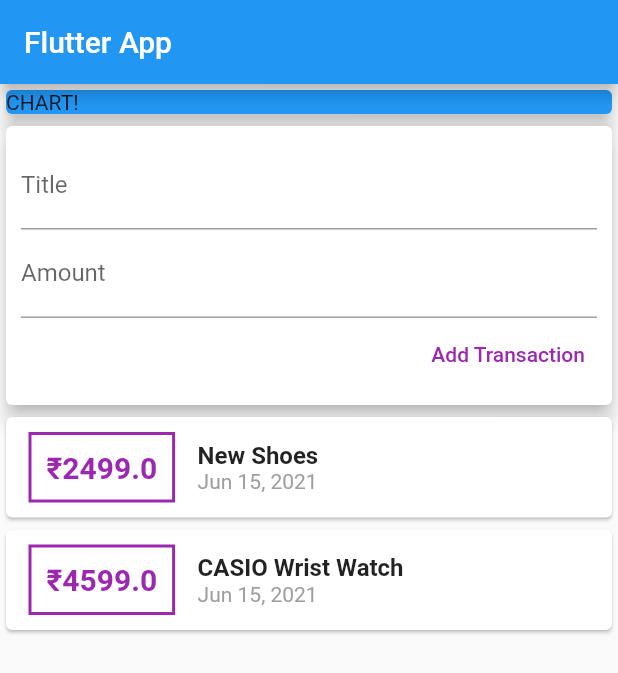
After one commit to cryp73r/Flutter_App_Development_3, a Flutter app: the screen it shows after launch, on a phone screen of 412 x 824 dp. The commit adds this screen. Shown: the top 673 px of the screen. Run offline on Flutter 3.47's test engine with Material 2 defaults, Android fonts, the phone set to English and light mode, and no system bars.

Commit message:
ListView Builded

```diff
--- /dev/null
+++ b/personal_expenses_app/lib/widgets/new_transaction.dart
@@ -0,0 +1,48 @@
+import 'package:flutter/material.dart';
+
+class NewTransaction extends StatelessWidget {
+  final Function? addTx;
+  final titleController = TextEditingController();
+  final amountController = TextEditingController();
+
+  NewTransaction({Key? key, @required this.addTx}) : super(key: key);
+
+  @override
+  Widget build(BuildContext context) {
+    return Card(
+      elevation: 5.0,
+      child: Container(
+        padding: const EdgeInsets.all(10.0),
+        child: Column(
+          crossAxisAlignment: CrossAxisAlignment.end,
+          children: [
+            TextField(
+              controller: titleController,
+              decoration: const InputDecoration(
+                labelText: "Title",
+              ),
+              // onChanged: (String value) {
+              //   titleInput = value;
+              // },
+            ),
+            TextField(
+              controller: amountController,
+              decoration: const InputDecoration(
+                labelText: "Amount",
+              ),
+              // onChanged: (value) {
+              //   amountInput = value;
+              // },
+            ),
+            TextButton(
+              onPressed: () {
+                addTx!(titleController.text, double.parse(amountController.text));
+              },
+              child: const Text("Add Transaction", style: TextStyle(color: Colors.purple),),
+            )
+          ],
+        ),
+      ),
+    );
+  }
+}
--- /dev/null
+++ b/personal_expenses_app/lib/widgets/transaction_list.dart
@@ -0,0 +1,59 @@
+import 'package:flutter/material.dart';
+import 'package:intl/intl.dart';
+import 'package:personal_expenses_app/models/transaction.dart';
+
+class TransactionList extends StatelessWidget {
+  final List<Transaction>? transactions;
+
+  const TransactionList({Key? key, @required this.transactions}) : super(key: key);
+
+  @override
+  Widget build(BuildContext context) {
+    return SizedBox(
+      height: 300.0,
+      child: ListView.builder(
+        itemCount: transactions!.length,
+        itemBuilder: (BuildContext context, int index) {
+          return Card(child: Row(
+            children: [
+              Container(
+                  margin: const EdgeInsets.symmetric(vertical: 10, horizontal: 15),
+                  decoration: BoxDecoration(
+                    border: Border.all(
+                        color: Colors.purple,
+                        width: 2.0
+                    ),
+                  ),
+                  padding: const EdgeInsets.all(10.0),
+                  child: Text(
+                    "₹${transactions![index].amount}",
+                    style: const TextStyle(
+                      fontWeight: FontWeight.bold,
+                      fontSize: 20.0,
+                      color: Colors.purple,
+                    ),
+                  )
+              ),
+              Column(
+                crossAxisAlignment: CrossAxisAlignment.start,
+                children: [
+                  Text(
+                    transactions![index].title!,
+                    style: const TextStyle(
+                      fontSize: 16.0,
+                      fontWeight: FontWeight.bold,
+                    ),
+                  ),
+                  Text(
+                    DateFormat.yMMMd().format(transactions![index].date!),
+                    style: const TextStyle(
+                      color: Colors.grey,
+                    ),
+                  )
+                ],)
+            ],
+          ),);
+        },
+    ),);
+  }
+}
--- /dev/null
+++ b/personal_expenses_app/lib/widgets/user_transaction.dart
@@ -0,0 +1,47 @@
+import 'package:flutter/material.dart';
+import 'package:personal_expenses_app/models/transaction.dart';
+import 'package:personal_expenses_app/widgets/new_transaction.dart';
+import 'package:personal_expenses_app/widgets/transaction_list.dart';
+
+class UserTransaction extends StatefulWidget {
+  const UserTransaction({Key? key}) : super(key: key);
+
+  @override
+  _UserTransactionState createState() => _UserTransactionState();
+}
+
+class _UserTransactionState extends State<UserTransaction> {
+
+  final List<Transaction> _userTransactions = [
+    Transaction(
+        id: 't1',
+        title: 'New Shoes',
+        amount: 2499.0,
+        date: DateTime.now()
+    ),
+    Transaction(
+        id: 't2',
+        title: 'CASIO Wrist Watch',
+        amount: 4599.0,
+        date: DateTime.now()
+    ),
+  ];
+
+  void _addNewTransaction(String title, double amount) {
+    final newTx = Transaction(id: DateTime.now().toString(), title: title, amount: amount, date: DateTime.now());
+
+    setState(() {
+      _userTransactions.add(newTx);
+    });
+  }
+
+  @override
+  Widget build(BuildContext context) {
+    return Column(
+      children: [
+        NewTransaction(addTx: _addNewTransaction,),
+        TransactionList(transactions: _userTransactions,),
+      ],
+    );
+  }
+}
```
Also changed, not shown: personal_expenses_app/lib/main.dart (+8 -103 lines), personal_expenses_app/lib/models/transaction.dart (renamed from personal_expenses_app/lib/transaction.dart).
